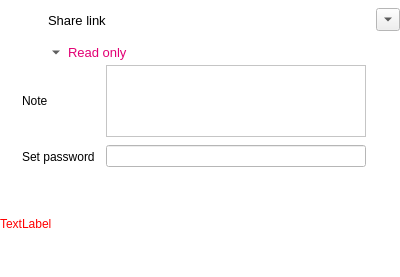
This is src/gui/sharelinkwidget.ui in nextmcloud/desktop as Qt 5 draws it before an edit. The edited form follows.
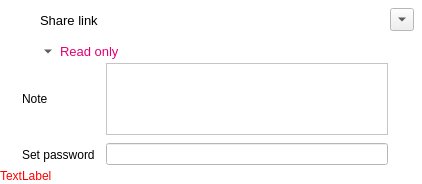
This is the edited form. Icons and pictures are not drawn. Custom widgets are drawn as their Qt base class.

Diff of the .ui file:
```diff
--- a/src/gui/sharelinkwidget.ui
+++ b/src/gui/sharelinkwidget.ui
@@ -6,8 +6,8 @@
    <rect>
     <x>0</x>
     <y>0</y>
-    <width>400</width>
-    <height>277</height>
+    <width>422</width>
+    <height>184</height>
    </rect>
   </property>
   <property name="sizePolicy">
@@ -80,7 +80,10 @@
     </disabled>
    </palette>
   </property>
-  <layout class="QGridLayout" name="gridLayout_2">
+  <layout class="QVBoxLayout" name="verticalLayout">
+   <property name="spacing">
+    <number>0</number>
+   </property>
    <property name="leftMargin">
     <number>0</number>
    </property>
@@ -93,205 +96,10 @@
    <property name="bottomMargin">
     <number>0</number>
    </property>
-   <property name="spacing">
-    <number>0</number>
-   </property>
-   <item row="1" column="0">
-    <layout class="QHBoxLayout" name="horizontalLayout_5">
-     <property name="spacing">
-      <number>0</number>
-     </property>
-     <item>
-      <spacer name="horizontalSpacer_5">
-       <property name="orientation">
-        <enum>Qt::Horizontal</enum>
-       </property>
-       <property name="sizeType">
-        <enum>QSizePolicy::Fixed</enum>
-       </property>
-       <property name="sizeHint" stdset="0">
-        <size>
-         <width>44</width>
-         <height>25</height>
-        </size>
-       </property>
-      </spacer>
-     </item>
-     <item>
-      <widget class="QToolButton" name="permissionsMenu_3">
-       <property name="contextMenuPolicy">
-        <enum>Qt::NoContextMenu</enum>
-       </property>
-       <property name="layoutDirection">
-        <enum>Qt::LeftToRight</enum>
-       </property>
-       <property name="icon">
-        <iconset resource="../../theme.qrc">
-         <normaloff>:/client/theme/black/caret-down.svg</normaloff>:/client/theme/black/caret-down.svg</iconset>
-       </property>
-       <property name="checkable">
-        <bool>false</bool>
-       </property>
-       <property name="autoRaise">
-        <bool>true</bool>
-       </property>
-       <property name="arrowType">
-        <enum>Qt::DownArrow</enum>
-       </property>
-      </widget>
-     </item>
-     <item>
-      <widget class="OCC::ElidedLabel" name="currentPermissions_3">
-       <property name="sizePolicy">
-        <sizepolicy hsizetype="Expanding" vsizetype="Maximum">
-         <horstretch>0</horstretch>
-         <verstretch>0</verstretch>
-        </sizepolicy>
-       </property>
-       <property name="palette">
-        <palette>
-         <active>
-          <colorrole role="WindowText">
-           <brush brushstyle="SolidPattern">
-            <color alpha="255">
-             <red>226</red>
-             <green>0</green>
-             <blue>116</blue>
-            </color>
-           </brush>
-          </colorrole>
-          <colorrole role="Text">
-           <brush brushstyle="SolidPattern">
-            <color alpha="255">
-             <red>226</red>
-             <green>0</green>
-             <blue>116</blue>
-            </color>
-           </brush>
-          </colorrole>
-          <colorrole role="ButtonText">
-           <brush brushstyle="SolidPattern">
-            <color alpha="255">
-             <red>226</red>
-             <green>0</green>
-             <blue>116</blue>
-            </color>
-           </brush>
-          </colorrole>
-          <colorrole role="PlaceholderText">
-           <brush brushstyle="NoBrush">
-            <color alpha="128">
-             <red>226</red>
-             <green>0</green>
-             <blue>116</blue>
-            </color>
-           </brush>
-          </colorrole>
-         </active>
-         <inactive>
-          <colorrole role="WindowText">
-           <brush brushstyle="SolidPattern">
-            <color alpha="255">
-             <red>226</red>
-             <green>0</green>
-             <blue>116</blue>
-            </color>
-           </brush>
-          </colorrole>
-          <colorrole role="Text">
-           <brush brushstyle="SolidPattern">
-            <color alpha="255">
-             <red>226</red>
-             <green>0</green>
-             <blue>116</blue>
-            </color>
-           </brush>
-          </colorrole>
-          <colorrole role="ButtonText">
-           <brush brushstyle="SolidPattern">
-            <color alpha="255">
-             <red>226</red>
-             <green>0</green>
-             <blue>116</blue>
-            </color>
-           </brush>
-          </colorrole>
-          <colorrole role="PlaceholderText">
-           <brush brushstyle="NoBrush">
-            <color alpha="128">
-             <red>226</red>
-             <green>0</green>
-             <blue>116</blue>
-            </color>
-           </brush>
-          </colorrole>
-         </inactive>
-         <disabled>
-          <colorrole role="WindowText">
-           <brush brushstyle="SolidPattern">
-            <color alpha="255">
-             <red>226</red>
-             <green>0</green>
-             <blue>116</blue>
-            </color>
-           </brush>
-          </colorrole>
-          <colorrole role="Text">
-           <brush brushstyle="SolidPattern">
-            <color alpha="255">
-             <red>226</red>
-             <green>0</green>
-             <blue>116</blue>
-            </color>
-           </brush>
-          </colorrole>
-          <colorrole role="ButtonText">
-           <brush brushstyle="SolidPattern">
-            <color alpha="255">
-             <red>226</red>
-             <green>0</green>
-             <blue>116</blue>
-            </color>
-           </brush>
-          </colorrole>
-          <colorrole role="PlaceholderText">
-           <brush brushstyle="NoBrush">
-            <color alpha="128">
-             <red>226</red>
-             <green>0</green>
-             <blue>116</blue>
-            </color>
-           </brush>
-          </colorrole>
-         </disabled>
-        </palette>
-       </property>
-       <property name="font">
-        <font>
-         <family>Segoe UI</family>
-         <pointsize>10</pointsize>
-        </font>
-       </property>
-       <property name="styleSheet">
-        <string notr="true">color:&quot;#e20074&quot;</string>
-       </property>
-       <property name="text">
-        <string>Read only</string>
-       </property>
-       <property name="textFormat">
-        <enum>Qt::PlainText</enum>
-       </property>
-       <property name="alignment">
-        <set>Qt::AlignLeading|Qt::AlignLeft|Qt::AlignVCenter</set>
-       </property>
-      </widget>
-     </item>
-    </layout>
-   </item>
-   <item row="0" column="0">
+   <item>
     <layout class="QHBoxLayout" name="horizontalLayout">
      <property name="spacing">
-      <number>8</number>
+      <number>0</number>
      </property>
      <item>
       <widget class="QLabel" name="shareLinkIconLabel">
@@ -421,21 +229,112 @@
        </property>
       </widget>
      </item>
+     <item>
+      <spacer name="horizontalSpacer">
+       <property name="orientation">
+        <enum>Qt::Horizontal</enum>
+       </property>
+       <property name="sizeType">
+        <enum>QSizePolicy::Fixed</enum>
+       </property>
+       <property name="sizeHint" stdset="0">
+        <size>
+         <width>8</width>
+         <height>20</height>
+        </size>
+       </property>
+      </spacer>
+     </item>
     </layout>
    </item>
-   <item row="3" column="0">
-    <layout class="QHBoxLayout" name="horizontalLayout_2">
+   <item>
+    <layout class="QHBoxLayout" name="horizontalLayout_5">
+     <property name="spacing">
+      <number>0</number>
+     </property>
      <item>
-      <widget class="QLabel" name="errorLabel">
+      <spacer name="horizontalSpacer_5">
+       <property name="orientation">
+        <enum>Qt::Horizontal</enum>
+       </property>
+       <property name="sizeType">
+        <enum>QSizePolicy::Fixed</enum>
+       </property>
+       <property name="sizeHint" stdset="0">
+        <size>
+         <width>36</width>
+         <height>23</height>
+        </size>
+       </property>
+      </spacer>
+     </item>
+     <item>
+      <widget class="QToolButton" name="permissionsMenu_3">
+       <property name="contextMenuPolicy">
+        <enum>Qt::NoContextMenu</enum>
+       </property>
+       <property name="layoutDirection">
+        <enum>Qt::LeftToRight</enum>
+       </property>
+       <property name="icon">
+        <iconset resource="../../theme.qrc">
+         <normaloff>:/client/theme/black/caret-down.svg</normaloff>:/client/theme/black/caret-down.svg</iconset>
+       </property>
+       <property name="checkable">
+        <bool>false</bool>
+       </property>
+       <property name="autoRaise">
+        <bool>true</bool>
+       </property>
+       <property name="arrowType">
+        <enum>Qt::DownArrow</enum>
+       </property>
+      </widget>
+     </item>
+     <item>
+      <widget class="OCC::ElidedLabel" name="currentPermissions_3">
+       <property name="sizePolicy">
+        <sizepolicy hsizetype="Expanding" vsizetype="Maximum">
+         <horstretch>0</horstretch>
+         <verstretch>0</verstretch>
+        </sizepolicy>
+       </property>
        <property name="palette">
         <palette>
          <active>
           <colorrole role="WindowText">
            <brush brushstyle="SolidPattern">
             <color alpha="255">
-             <red>255</red>
+             <red>226</red>
              <green>0</green>
-             <blue>0</blue>
+             <blue>116</blue>
+            </color>
+           </brush>
+          </colorrole>
+          <colorrole role="Text">
+           <brush brushstyle="SolidPattern">
+            <color alpha="255">
+             <red>226</red>
+             <green>0</green>
+             <blue>116</blue>
+            </color>
+           </brush>
+          </colorrole>
+          <colorrole role="ButtonText">
+           <brush brushstyle="SolidPattern">
+            <color alpha="255">
+             <red>226</red>
+             <green>0</green>
+             <blue>116</blue>
+            </color>
+           </brush>
+          </colorrole>
+          <colorrole role="PlaceholderText">
+           <brush brushstyle="NoBrush">
+            <color alpha="128">
+             <red>226</red>
+             <green>0</green>
+             <blue>116</blue>
             </color>
            </brush>
           </colorrole>
@@ -444,9 +343,36 @@
           <colorrole role="WindowText">
            <brush brushstyle="SolidPattern">
             <color alpha="255">
-             <red>255</red>
+             <red>226</red>
              <green>0</green>
-             <blue>0</blue>
+             <blue>116</blue>
+            </color>
+           </brush>
+          </colorrole>
+          <colorrole role="Text">
+           <brush brushstyle="SolidPattern">
+            <color alpha="255">
+             <red>226</red>
+             <green>0</green>
+             <blue>116</blue>
+            </color>
+           </brush>
+          </colorrole>
+          <colorrole role="ButtonText">
+           <brush brushstyle="SolidPattern">
+            <color alpha="255">
+             <red>226</red>
+             <green>0</green>
+             <blue>116</blue>
+            </color>
+           </brush>
+          </colorrole>
+          <colorrole role="PlaceholderText">
+           <brush brushstyle="NoBrush">
+            <color alpha="128">
+             <red>226</red>
+             <green>0</green>
+             <blue>116</blue>
             </color>
            </brush>
           </colorrole>
@@ -455,29 +381,65 @@
           <colorrole role="WindowText">
            <brush brushstyle="SolidPattern">
             <color alpha="255">
-             <red>123</red>
-             <green>121</green>
-             <blue>134</blue>
+             <red>226</red>
+             <green>0</green>
+             <blue>116</blue>
+            </color>
+           </brush>
+          </colorrole>
+          <colorrole role="Text">
+           <brush brushstyle="SolidPattern">
+            <color alpha="255">
+             <red>226</red>
+             <green>0</green>
+             <blue>116</blue>
+            </color>
+           </brush>
+          </colorrole>
+          <colorrole role="ButtonText">
+           <brush brushstyle="SolidPattern">
+            <color alpha="255">
+             <red>226</red>
+             <green>0</green>
+             <blue>116</blue>
+            </color>
+           </brush>
+          </colorrole>
+          <colorrole role="PlaceholderText">
+           <brush brushstyle="NoBrush">
+            <color alpha="128">
+             <red>226</red>
+             <green>0</green>
+             <blue>116</blue>
             </color>
            </brush>
           </colorrole>
          </disabled>
         </palette>
        </property>
+       <property name="font">
+        <font>
+         <family>Segoe UI</family>
+         <pointsize>10</pointsize>
+        </font>
+       </property>
+       <property name="styleSheet">
+        <string notr="true">color:&quot;#e20074&quot;</string>
+       </property>
        <property name="text">
-        <string notr="true">TextLabel</string>
+        <string>Read only</string>
        </property>
        <property name="textFormat">
         <enum>Qt::PlainText</enum>
        </property>
-       <property name="wordWrap">
-        <bool>true</bool>
+       <property name="alignment">
+        <set>Qt::AlignLeading|Qt::AlignLeft|Qt::AlignVCenter</set>
        </property>
       </widget>
      </item>
     </layout>
    </item>
-   <item row="2" column="0">
+   <item>
     <layout class="QGridLayout" name="gridLayout">
      <property name="leftMargin">
       <number>22</number>
@@ -632,6 +594,60 @@
      </item>
     </layout>
    </item>
+   <item>
+    <layout class="QHBoxLayout" name="horizontalLayout_2">
+     <item>
+      <widget class="QLabel" name="errorLabel">
+       <property name="palette">
+        <palette>
+         <active>
+          <colorrole role="WindowText">
+           <brush brushstyle="SolidPattern">
+            <color alpha="255">
+             <red>255</red>
+             <green>0</green>
+             <blue>0</blue>
+            </color>
+           </brush>
+          </colorrole>
+         </active>
+         <inactive>
+          <colorrole role="WindowText">
+           <brush brushstyle="SolidPattern">
+            <color alpha="255">
+             <red>255</red>
+             <green>0</green>
+             <blue>0</blue>
+            </color>
+           </brush>
+          </colorrole>
+         </inactive>
+         <disabled>
+          <colorrole role="WindowText">
+           <brush brushstyle="SolidPattern">
+            <color alpha="255">
+             <red>123</red>
+             <green>121</green>
+             <blue>134</blue>
+            </color>
+           </brush>
+          </colorrole>
+         </disabled>
+        </palette>
+       </property>
+       <property name="text">
+        <string notr="true">TextLabel</string>
+       </property>
+       <property name="textFormat">
+        <enum>Qt::PlainText</enum>
+       </property>
+       <property name="wordWrap">
+        <bool>true</bool>
+       </property>
+      </widget>
+     </item>
+    </layout>
+   </item>
   </layout>
  </widget>
  <layoutdefault spacing="6" margin="11"/>
```
